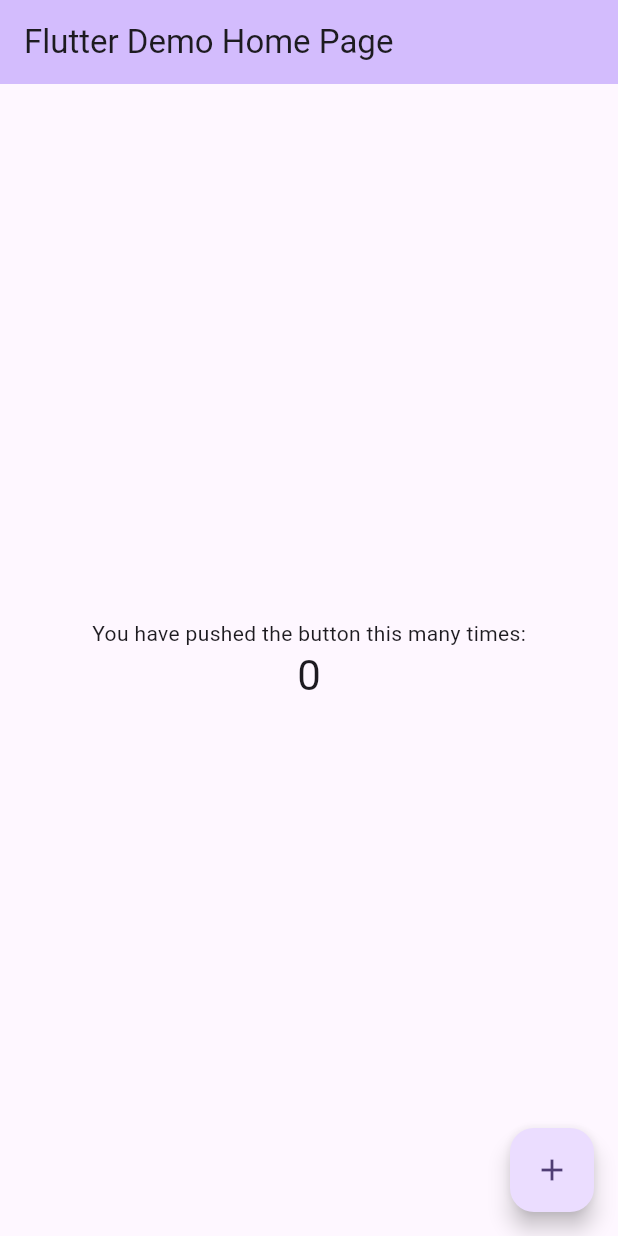
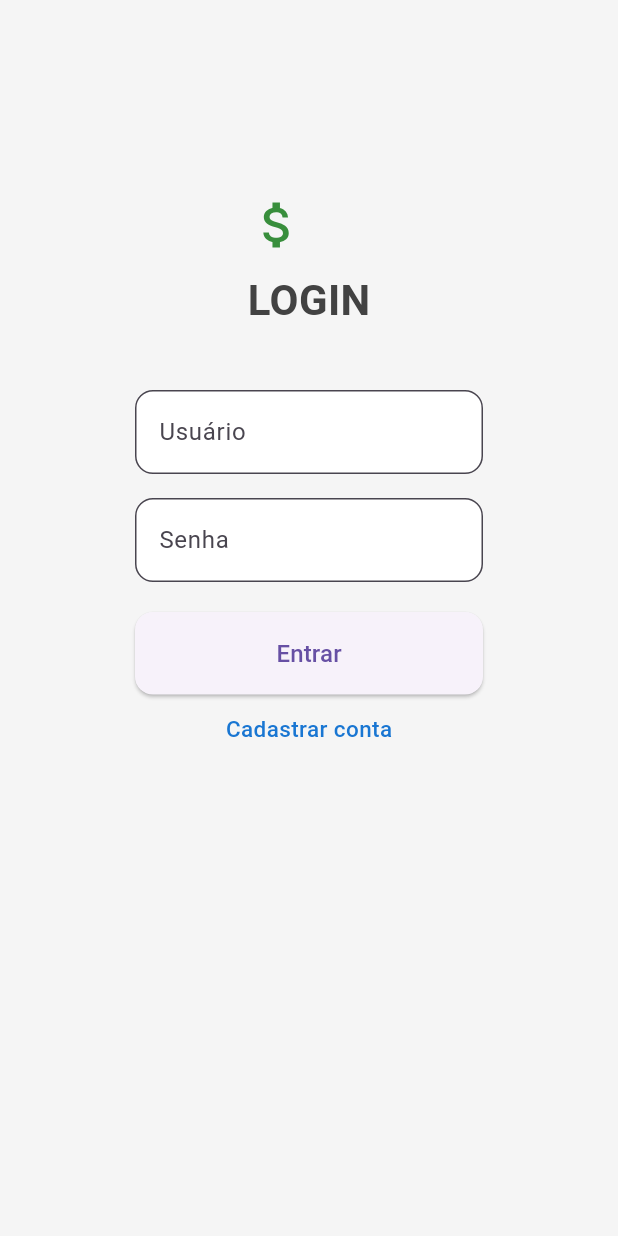
Before and after one commit to Carlo-Melo/gestaoFinanceira, a Flutter app: the screen it shows after launch, on a phone screen of 412 x 824 dp. Run offline on Flutter 3.47's test engine with Material 3 defaults, Android fonts, the phone set to English and light mode, and no system bars.

Commit message:
commit da tela de login

```diff
--- a/lib/main.dart
+++ b/lib/main.dart
@@ -1,4 +1,5 @@
 import 'package:flutter/material.dart';
+import 'ui/screens/login/login_screen.dart';
 
 void main() {
   runApp(const MyApp());
@@ -7,116 +8,34 @@ void main() {
 class MyApp extends StatelessWidget {
   const MyApp({super.key});
 
-  // This widget is the root of your application.
   @override
   Widget build(BuildContext context) {
     return MaterialApp(
-      title: 'Flutter Demo',
+      debugShowCheckedModeBanner: false,
+      title: 'App Financeiro',
+
+      // TELA INICIAL
+      home: const LoginScreen(),
+
+      // ROTAS (quando você criar novas telas, basta adicionar aqui)
+      routes: {
+        '/login': (context) => const LoginScreen(),
+        // '/register': (context) => const RegisterScreen(),  ← adiciona depois
+      },
+
+      // TEMA BASE
       theme: ThemeData(
-        // This is the theme of your application.
-        //
-        // TRY THIS: Try running your application with "flutter run". You'll see
-        // the application has a purple toolbar. Then, without quitting the app,
-        // try changing the seedColor in the colorScheme below to Colors.green
-        // and then invoke "hot reload" (save your changes or press the "hot
-        // reload" button in a Flutter-supported IDE, or press "r" if you used
-        // the command line to start the app).
-        //
-        // Notice that the counter didn't reset back to zero; the application
-        // state is not lost during the reload. To reset the state, use hot
-        // restart instead.
-        //
-        // This works for code too, not just values: Most code changes can be
-        // tested with just a hot reload.
-        colorScheme: ColorScheme.fromSeed(seedColor: Colors.deepPurple),
+        primarySwatch: Colors.green,
+        scaffoldBackgroundColor: Colors.grey.shade100,
+        inputDecorationTheme: InputDecorationTheme(
+          filled: true,
+          fillColor: Colors.white,
+          border: OutlineInputBorder(
+            borderRadius: BorderRadius.circular(12),
+            borderSide: BorderSide.none,
+          ),
+        ),
       ),
-      home: const MyHomePage(title: 'Flutter Demo Home Page'),
     );
   }
 }
-
-class MyHomePage extends StatefulWidget {
-  const MyHomePage({super.key, required this.title});
-
-  // This widget is the home page of your application. It is stateful, meaning
-  // that it has a State object (defined below) that contains fields that affect
-  // how it looks.
-
-  // This class is the configuration for the state. It holds the values (in this
-  // case the title) provided by the parent (in this case the App widget) and
-  // used by the build method of the State. Fields in a Widget subclass are
-  // always marked "final".
-
-  final String title;
-
-  @override
-  State<MyHomePage> createState() => _MyHomePageState();
-}
-
-class _MyHomePageState extends State<MyHomePage> {
-  int _counter = 0;
-
-  void _incrementCounter() {
-    setState(() {
-      // This call to setState tells the Flutter framework that something has
-      // changed in this State, which causes it to rerun the build method below
-      // so that the display can reflect the updated values. If we changed
-      // _counter without calling setState(), then the build method would not be
-      // called again, and so nothing would appear to happen.
-      _counter++;
-    });
-  }
-
-  @override
-  Widget build(BuildContext context) {
-    // This method is rerun every time setState is called, for instance as done
-    // by the _incrementCounter method above.
-    //
-    // The Flutter framework has been optimized to make rerunning build methods
-    // fast, so that you can just rebuild anything that needs updating rather
-    // than having to individually change instances of widgets.
-    return Scaffold(
-      appBar: AppBar(
-        // TRY THIS: Try changing the color here to a specific color (to
-        // Colors.amber, perhaps?) and trigger a hot reload to see the AppBar
-        // change color while the other colors stay the same.
-        backgroundColor: Theme.of(context).colorScheme.inversePrimary,
-        // Here we take the value from the MyHomePage object that was created by
-        // the App.build method, and use it to set our appbar title.
-        title: Text(widget.title),
-      ),
-      body: Center(
-        // Center is a layout widget. It takes a single child and positions it
-        // in the middle of the parent.
-        child: Column(
-          // Column is also a layout widget. It takes a list of children and
-          // arranges them vertically. By default, it sizes itself to fit its
-          // children horizontally, and tries to be as tall as its parent.
-          //
-          // Column has various properties to control how it sizes itself and
-          // how it positions its children. Here we use mainAxisAlignment to
-          // center the children vertically; the main axis here is the vertical
-          // axis because Columns are vertical (the cross axis would be
-          // horizontal).
-          //
-          // TRY THIS: Invoke "debug painting" (choose the "Toggle Debug Paint"
-          // action in the IDE, or press "p" in the console), to see the
-          // wireframe for each widget.
-          mainAxisAlignment: MainAxisAlignment.center,
-          children: <Widget>[
-            const Text('You have pushed the button this many times:'),
-            Text(
-              '$_counter',
-              style: Theme.of(context).textTheme.headlineMedium,
-            ),
-          ],
-        ),
-      ),
-      floatingActionButton: FloatingActionButton(
-        onPressed: _incrementCounter,
-        tooltip: 'Increment',
-        child: const Icon(Icons.add),
-      ), // This trailing comma makes auto-formatting nicer for build methods.
-    );
-  }
-}
--- /dev/null
+++ b/lib/ui/screens/login/login_screen.dart
@@ -0,0 +1,27 @@
+import 'package:flutter/material.dart';
+import 'widgets/login_form.dart';
+import 'widgets/login_header.dart';
+
+class LoginScreen extends StatelessWidget {
+  const LoginScreen({super.key});
+
+  @override
+  Widget build(BuildContext context) {
+    return Scaffold(
+      body: SafeArea(
+        child: Padding(
+          padding: const EdgeInsets.all(90.0),
+          child: Column(
+            crossAxisAlignment: CrossAxisAlignment.center,
+            children: [
+              const SizedBox(height: 40),
+              const LoginHeader(),
+              const SizedBox(height: 40),
+              const LoginForm(),
+            ],
+          ),
+        ),
+      ),
+    );
+  }
+}
--- /dev/null
+++ b/lib/ui/screens/login/widgets/login_form.dart
@@ -0,0 +1,79 @@
+import 'package:flutter/material.dart';
+
+class LoginForm extends StatefulWidget {
+  const LoginForm({super.key});
+
+  @override
+  State<LoginForm> createState() => _LoginFormState();
+}
+
+class _LoginFormState extends State<LoginForm> {
+  final usuarioController = TextEditingController();
+  final senhaController = TextEditingController();
+
+  @override
+  Widget build(BuildContext context) {
+    return Column(
+      children: [
+        TextField(
+          controller: usuarioController,
+          decoration: InputDecoration(
+            labelText: "Usuário",
+            border: OutlineInputBorder(
+              borderRadius: BorderRadius.circular(12),
+            ),
+          ),
+        ),
+        const SizedBox(height: 16),
+        TextField(
+          controller: senhaController,
+          obscureText: true,
+          decoration: InputDecoration(
+            labelText: "Senha",
+            border: OutlineInputBorder(
+              borderRadius: BorderRadius.circular(12),
+            ),
+          ),
+        ),
+        const SizedBox(height: 20),
+
+        // BOTÃO DE LOGIN
+        SizedBox(
+          width: double.infinity,
+          child: ElevatedButton(
+            onPressed: () {
+              // loginProvider.login(usuarioController.text, senhaController.text);
+            },
+            style: ElevatedButton.styleFrom(
+              padding: const EdgeInsets.symmetric(vertical: 16),
+              shape: RoundedRectangleBorder(
+                borderRadius: BorderRadius.circular(12),
+              ),
+            ),
+            child: const Text(
+              "Entrar",
+              style: TextStyle(fontSize: 16),
+            ),
+          ),
+        ),
+
+        const SizedBox(height: 12),
+
+        // LINK PARA CADASTRAR
+        GestureDetector(
+          onTap: () {
+            Navigator.pushNamed(context, '/register');
+          },
+          child: Text(
+            "Cadastrar conta",
+            style: TextStyle(
+              color: Colors.blue.shade700,
+              fontWeight: FontWeight.w500,
+              fontSize: 15,
+            ),
+          ),
+        ),
+      ],
+    );
+  }
+}
--- /dev/null
+++ b/lib/ui/screens/login/widgets/login_header.dart
@@ -0,0 +1,24 @@
+import 'package:flutter/material.dart';
+
+class LoginHeader extends StatelessWidget {
+  const LoginHeader({super.key});
+
+  @override
+  Widget build(BuildContext context) {
+    return Column(
+      crossAxisAlignment: CrossAxisAlignment.start,
+      children: [
+        Icon(Icons.attach_money, size: 40, color: Colors.green.shade700),
+        const SizedBox(height: 10),
+        Text(
+          "LOGIN",
+          style: TextStyle(
+            fontSize: 28,
+            fontWeight: FontWeight.bold,
+            color: Colors.grey.shade800,
+          ),
+        ),
+      ],
+    );
+  }
+}
```
